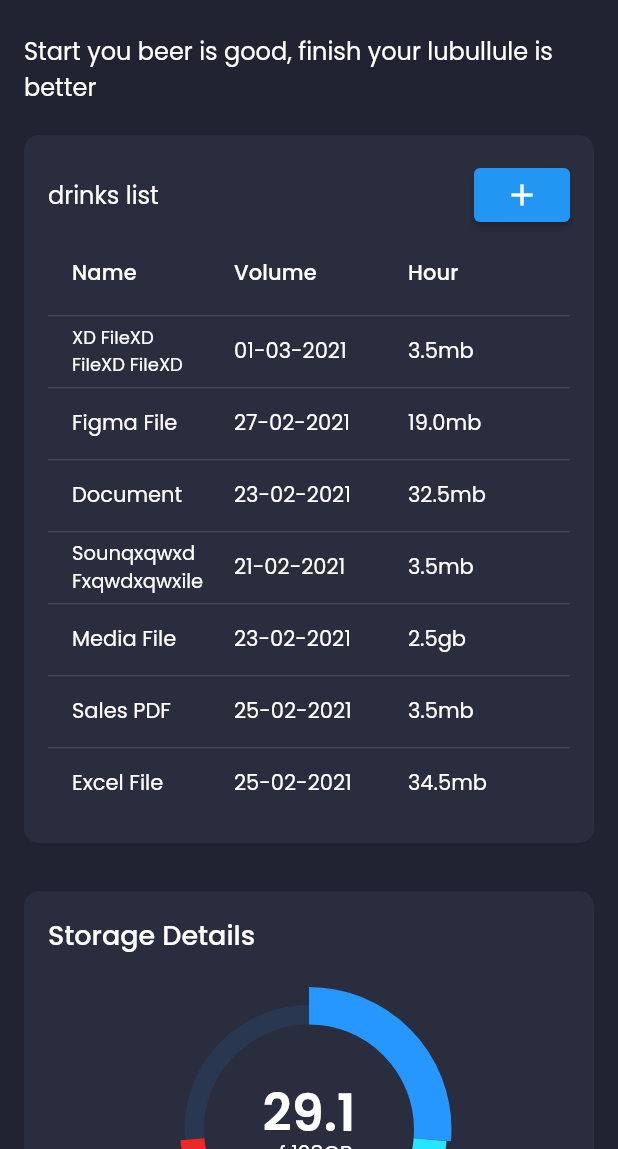
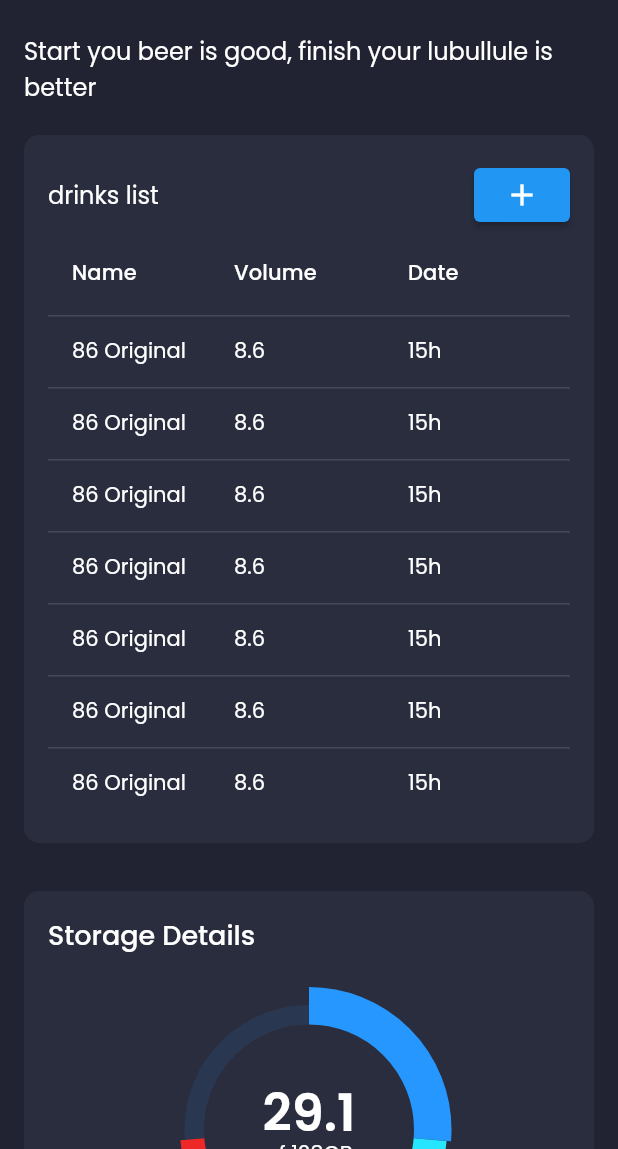
Before and after one commit to ewannpv/-Flutter-Malubullule, a Flutter app: the screen it shows after launch, on a phone screen of 412 x 824 dp, the part 87-1236 px from its top. Run offline on Flutter 3.47's test engine with Material 2 defaults, Android fonts, the light colour scheme and no system bars; drawn by our look-alikes of auto_size_text, data_table_2, fl_chart; our stand-ins replace flutter_svg, google_fonts; generated files the repository leaves out were written again.

Commit message:
Displays drinks list

```diff
--- /dev/null
+++ b/lib/models/drink.dart
@@ -0,0 +1,59 @@
+import 'package:uuid/uuid.dart';
+
+class Drink {
+  final String? name, abv, volume, date;
+  final List<String>? categories;
+  final String id = getRandomId();
+  Drink({this.name, this.abv, this.volume, this.date, this.categories});
+}
+
+// Returns a random id.
+String getRandomId() {
+  Uuid uuid = const Uuid();
+  return uuid.v1(); // -> '6c84fb90-12c4-11e1-840d-7b25c5ee775a'
+}
+
+List demoDrinks = [
+  Drink(
+      name: "86 Original",
+      abv: "8.6",
+      volume: "50",
+      date: "15h",
+      categories: ["beer", "classic"]),
+  Drink(
+      name: "86 Original",
+      abv: "8.6",
+      volume: "50",
+      date: "15h",
+      categories: ["beer", "classic"]),
+  Drink(
+      name: "86 Original",
+      abv: "8.6",
+      volume: "50",
+      date: "15h",
+      categories: ["beer", "classic"]),
+  Drink(
+      name: "86 Original",
+      abv: "8.6",
+      volume: "50",
+      date: "15h",
+      categories: ["beer", "classic"]),
+  Drink(
+      name: "86 Original",
+      abv: "8.6",
+      volume: "50",
+      date: "15h",
+      categories: ["beer", "classic"]),
+  Drink(
+      name: "86 Original",
+      abv: "8.6",
+      volume: "50",
+      date: "15h",
+      categories: ["beer", "classic"]),
+  Drink(
+      name: "86 Original",
+      abv: "8.6",
+      volume: "50",
+      date: "15h",
+      categories: ["beer", "classic"]),
+];
--- a/lib/models/recent_file.dart
+++ /dev/null
@@ -1,50 +0,0 @@
-class RecentFile {
-  final String? icon, title, date, size;
-
-  RecentFile({this.icon, this.title, this.date, this.size});
-}
-
-List demoRecentFiles = [
-  RecentFile(
-    icon: "assets/icons/xd_file.svg",
-    title: "XD FileXD FileXD FileXD FileXD FileXD FileXD FileXD FileXD File",
-    date: "01-03-2021",
-    size: "3.5mb",
-  ),
-  RecentFile(
-    icon: "assets/icons/Figma_file.svg",
-    title: "Figma File",
-    date: "27-02-2021",
-    size: "19.0mb",
-  ),
-  RecentFile(
-    icon: "assets/icons/doc_file.svg",
-    title: "Document",
-    date: "23-02-2021",
-    size: "32.5mb",
-  ),
-  RecentFile(
-    icon: "assets/icons/sound_file.svg",
-    title: "Sounqxqwxd Fxqwdxqwxile",
-    date: "21-02-2021",
-    size: "3.5mb",
-  ),
-  RecentFile(
-    icon: "assets/icons/media_file.svg",
-    title: "Media File",
-    date: "23-02-2021",
-    size: "2.5gb",
-  ),
-  RecentFile(
-    icon: "assets/icons/pdf_file.svg",
-    title: "Sales PDF",
-    date: "25-02-2021",
-    size: "3.5mb",
-  ),
-  RecentFile(
-    icon: "assets/icons/excle_file.svg",
-    title: "Excel File",
-    date: "25-02-2021",
-    size: "34.5mb",
-  ),
-];
--- a/lib/screens/dashboard/components/drinks_list.dart
+++ b/lib/screens/dashboard/components/drinks_list.dart
@@ -1,4 +1,4 @@
-import 'package:malubullule/models/recent_file.dart';
+import 'package:malubullule/models/drink.dart';
 import 'package:data_table_2/data_table_2.dart';
 import 'package:flutter/material.dart';
 
@@ -46,12 +46,12 @@ class DrinksList extends StatelessWidget {
                 label: Text("Volume"),
               ),
               DataColumn(
-                label: Text("Hour"),
+                label: Text("Date"),
               ),
             ],
             rows: List.generate(
-              demoRecentFiles.length,
-              (index) => recentFileDataRow(demoRecentFiles[index]),
+              demoDrinks.length,
+              (index) => drinksDataRow(demoDrinks[index]),
             ),
           ),
         ],
@@ -60,19 +60,19 @@ class DrinksList extends StatelessWidget {
   }
 }
 
-DataRow recentFileDataRow(RecentFile fileInfo) {
+DataRow drinksDataRow(Drink drinkInfo) {
   return DataRow(
     cells: [
       DataCell(AutoSizeText(
-        fileInfo.title!,
+        drinkInfo.name!,
         maxLines: 2,
       )),
       DataCell(AutoSizeText(
-        fileInfo.date!,
+        drinkInfo.abv!,
         maxLines: 2,
       )),
       DataCell(AutoSizeText(
-        fileInfo.size!,
+        drinkInfo.date!,
         maxLines: 2,
       )),
     ],
```
Also changed, not shown: pubspec.yaml (+5 -4 lines), pubspec.lock.
